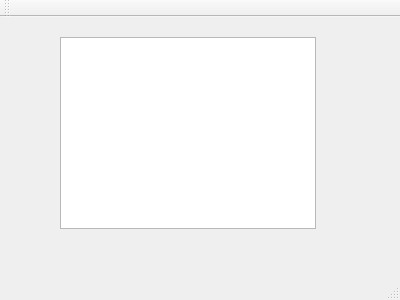
chendante/Network-homework, file server/mainwindow.ui: the form before one commit.
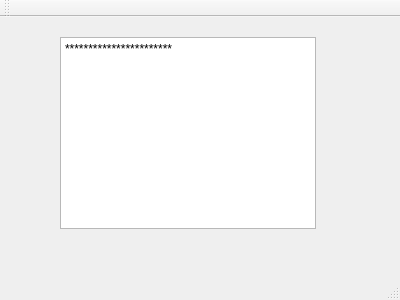
The form after the commit.

```diff
--- a/server/mainwindow.ui
+++ b/server/mainwindow.ui
@@ -23,6 +23,13 @@
       <height>192</height>
      </rect>
     </property>
+    <property name="html">
+     <string>&lt;!DOCTYPE HTML PUBLIC &quot;-//W3C//DTD HTML 4.0//EN&quot; &quot;http://www.w3.org/TR/REC-html40/strict.dtd&quot;&gt;
+&lt;html&gt;&lt;head&gt;&lt;meta name=&quot;qrichtext&quot; content=&quot;1&quot; /&gt;&lt;style type=&quot;text/css&quot;&gt;
+p, li { white-space: pre-wrap; }
+&lt;/style&gt;&lt;/head&gt;&lt;body style=&quot; font-family:'SimSun'; font-size:9pt; font-weight:400; font-style:normal;&quot;&gt;
+&lt;p style=&quot; margin-top:0px; margin-bottom:0px; margin-left:0px; margin-right:0px; -qt-block-indent:0; text-indent:0px;&quot;&gt;***********************&lt;/p&gt;&lt;/body&gt;&lt;/html&gt;</string>
+    </property>
    </widget>
   </widget>
   <widget class="QMenuBar" name="menuBar">
```
Left out of the diff: 2 changed lines with no effect on the pictures.
